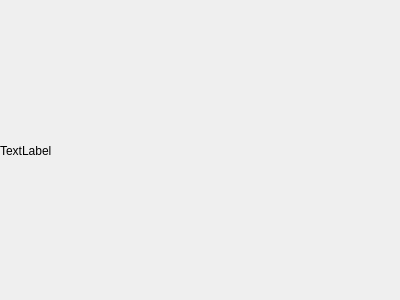
Qt form src/vue/vueContenuTuile.ui (ritmosky/Projet_LO21_Carcassonne) before a commit.
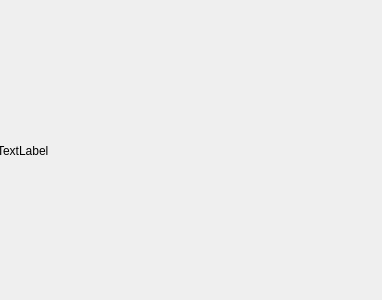
The same form after that commit.

Commit message: fin test pour tuile -> à merge avec Ambroise

What changed in the file:
```diff
--- a/src/vue/vueContenuTuile.ui
+++ b/src/vue/vueContenuTuile.ui
@@ -6,20 +6,23 @@
    <rect>
     <x>0</x>
     <y>0</y>
-    <width>400</width>
+    <width>382</width>
     <height>300</height>
    </rect>
   </property>
   <property name="windowTitle">
    <string>Form</string>
   </property>
+  <property name="autoFillBackground">
+   <bool>false</bool>
+  </property>
   <widget class="QLabel" name="nomTypeTuile">
    <property name="geometry">
     <rect>
-     <x>0</x>
-     <y>0</y>
-     <width>401</width>
-     <height>301</height>
+     <x>-3</x>
+     <y>-5</y>
+     <width>411</width>
+     <height>311</height>
     </rect>
    </property>
    <property name="text">
```
The commit also changes 4 other files.
